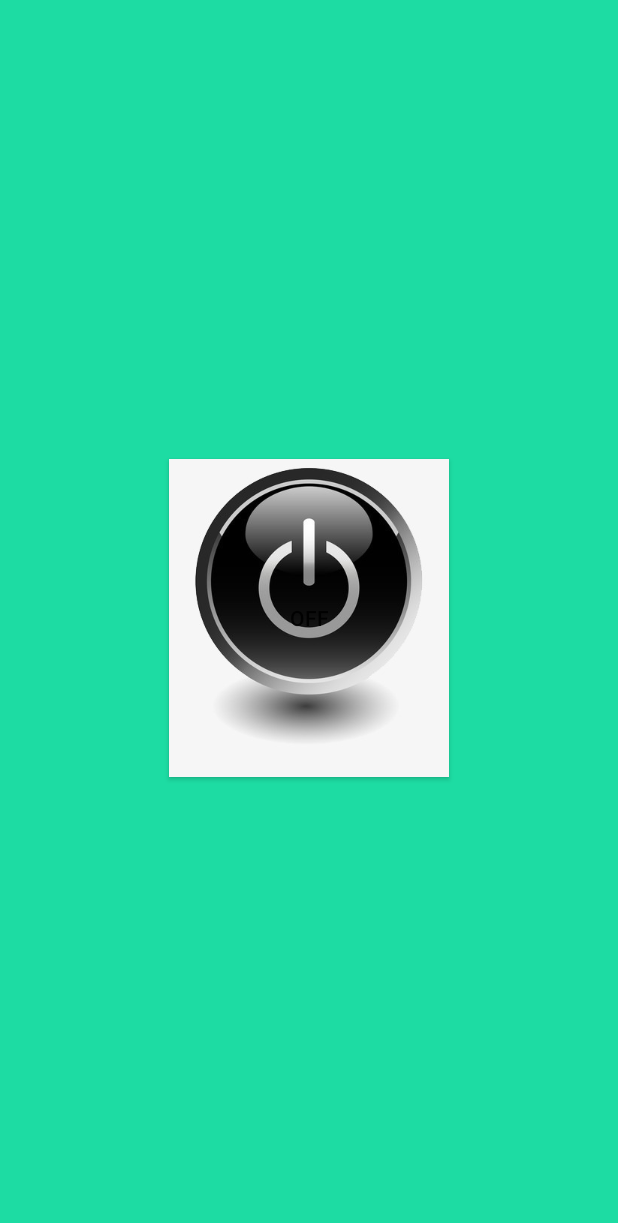
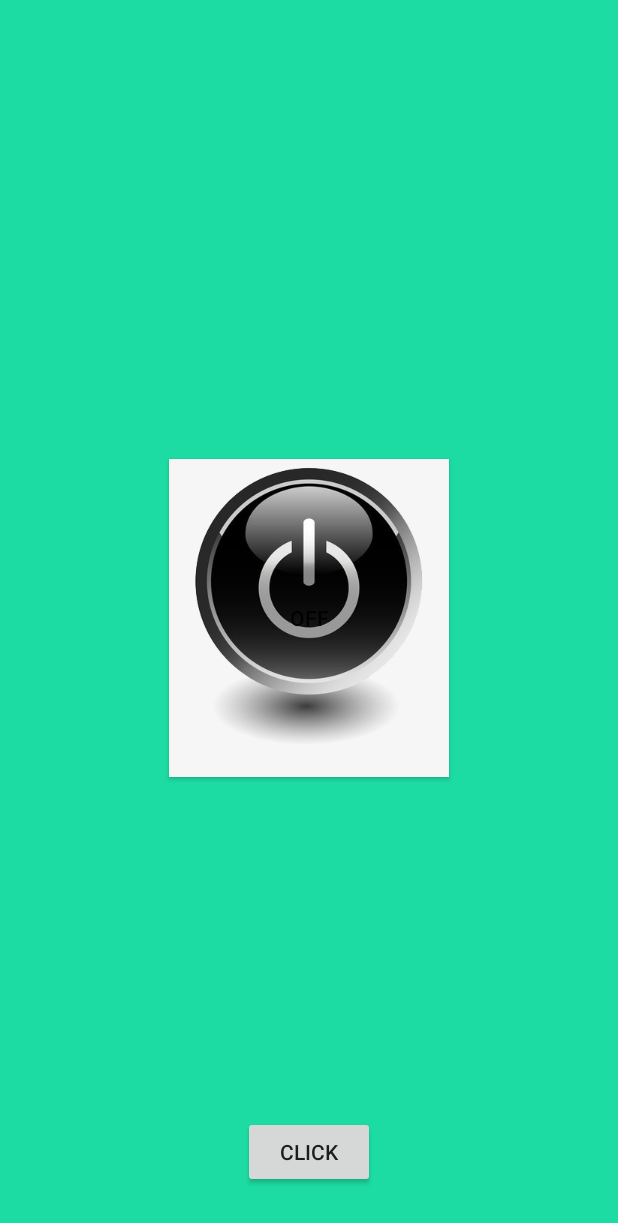
Before and after one commit to vuquoctrong/FlashLight, an Android app: the FlashCameraActivity screen opened directly, with no data from a screen before it, on a phone screen of 412 x 824 dp. Shown: the top 1223 px of the screen. Run offline under Robolectric (Android 15) with nearby library versions, the phone set to English and light mode, and no system bars.

Commit message:
Flash camera 1/3

```diff
--- a/app/src/main/java/rikkesoft/trongvu/com/flashlight/FlashCameraActivity.java
+++ b/app/src/main/java/rikkesoft/trongvu/com/flashlight/FlashCameraActivity.java
@@ -4,6 +4,8 @@ import android.app.Activity;
 import android.hardware.Camera;
 import android.os.Bundle;
 import android.support.annotation.Nullable;
+import android.view.View;
+import android.widget.Button;
 import android.widget.CompoundButton;
 import android.widget.ImageButton;
 import android.widget.ToggleButton;
@@ -14,14 +16,14 @@ import static android.hardware.Camera.Parameters.FLASH_MODE_ON;
 public class FlashCameraActivity extends Activity implements CompoundButton.OnCheckedChangeListener{
 
     private ToggleButton tbtn_turnCamera;
+    private Button btn_click;
     private Camera camera;
     private Camera.Parameters parameters;
     @Override
     protected void onCreate(@Nullable Bundle savedInstanceState) {
         super.onCreate(savedInstanceState);
         setContentView(R.layout.activity_flashcamera);
-        camera = camera.open();
-        parameters = camera.getParameters();
+        getCamera();
         init();
     }
 
@@ -30,6 +32,16 @@ public class FlashCameraActivity extends Activity implements CompoundButton.OnCh
      */
     private void init(){
         tbtn_turnCamera = (ToggleButton)findViewById(R.id.tbtn_turnCamera);
+        btn_click = (Button) findViewById(R.id.btn_click);
+        btn_click.setOnClickListener(new View.OnClickListener() {
+            @Override
+            public void onClick(View v) {
+                parameters = camera.getParameters();
+                parameters.setFlashMode(Camera.Parameters.FLASH_MODE_TORCH);
+                camera.setParameters(parameters);
+                camera.startPreview();
+            }
+        });
     }
 
     @Override
@@ -41,15 +53,27 @@ public class FlashCameraActivity extends Activity implements CompoundButton.OnCh
         }
     }
 
-    private void offCamera() {
-        parameters.setFlashMode(Camera.Parameters.FLASH_MODE_ON);
+    private void turnCamera() {
+        parameters = camera.getParameters();
+        parameters.setFlashMode(Camera.Parameters.FLASH_MODE_TORCH);
         camera.setParameters(parameters);
         camera.startPreview();
     }
 
-    private void turnCamera() {
+    private void offCamera() {
+        parameters = camera.getParameters();
         parameters.setFlashMode(Camera.Parameters.FLASH_MODE_OFF);
         camera.setParameters(parameters);
         camera.startPreview();
     }
+
+    /*
+    get Camera
+     */
+    private void getCamera(){
+        if(camera==null&&parameters==null){
+            camera = camera.open();
+            parameters = camera.getParameters();
+        }
+    }
 }
--- a/app/src/main/res/layout/activity_flashcamera.xml
+++ b/app/src/main/res/layout/activity_flashcamera.xml
@@ -10,4 +10,11 @@
         android:background="@drawable/turn"
         android:layout_width="wrap_content"
         android:layout_height="wrap_content" />
+    <Button
+        android:id="@+id/btn_click"
+        android:text="Click"
+        android:layout_gravity="bottom|center"
+        android:layout_marginBottom="32dp"
+        android:layout_width="wrap_content"
+        android:layout_height="wrap_content" />
 </FrameLayout>
```
